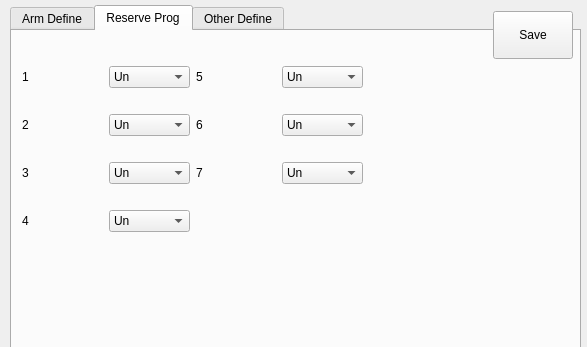
The window that hcsettings/icstructdefineframe.ui (GaussCheng/2-5AxisPunch) describes before a commit, drawn with Qt 5.
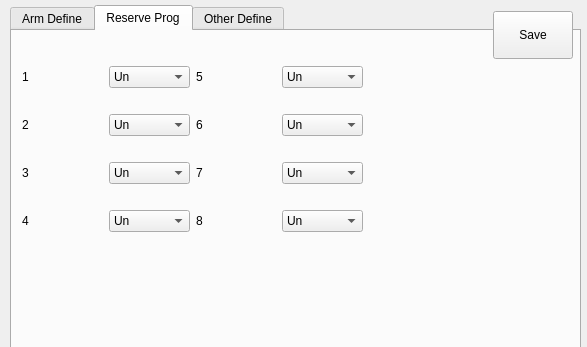
The same window after the commit. The open tabs and pages were chosen to show the change. Custom widgets are drawn as their Qt base class.

Diff of the .ui file:
```diff
--- a/hcsettings/icstructdefineframe.ui
+++ b/hcsettings/icstructdefineframe.ui
@@ -479,6 +479,27 @@
         </property>
        </widget>
       </item>
+      <item row="3" column="2">
+       <widget class="QLabel" name="label_19">
+        <property name="text">
+         <string>8</string>
+        </property>
+       </widget>
+      </item>
+      <item row="3" column="3">
+       <widget class="QComboBox" name="rP8">
+        <item>
+         <property name="text">
+          <string>Un</string>
+         </property>
+        </item>
+        <item>
+         <property name="text">
+          <string>En</string>
+         </property>
+        </item>
+       </widget>
+      </item>
      </layout>
     </widget>
    </widget>
```
